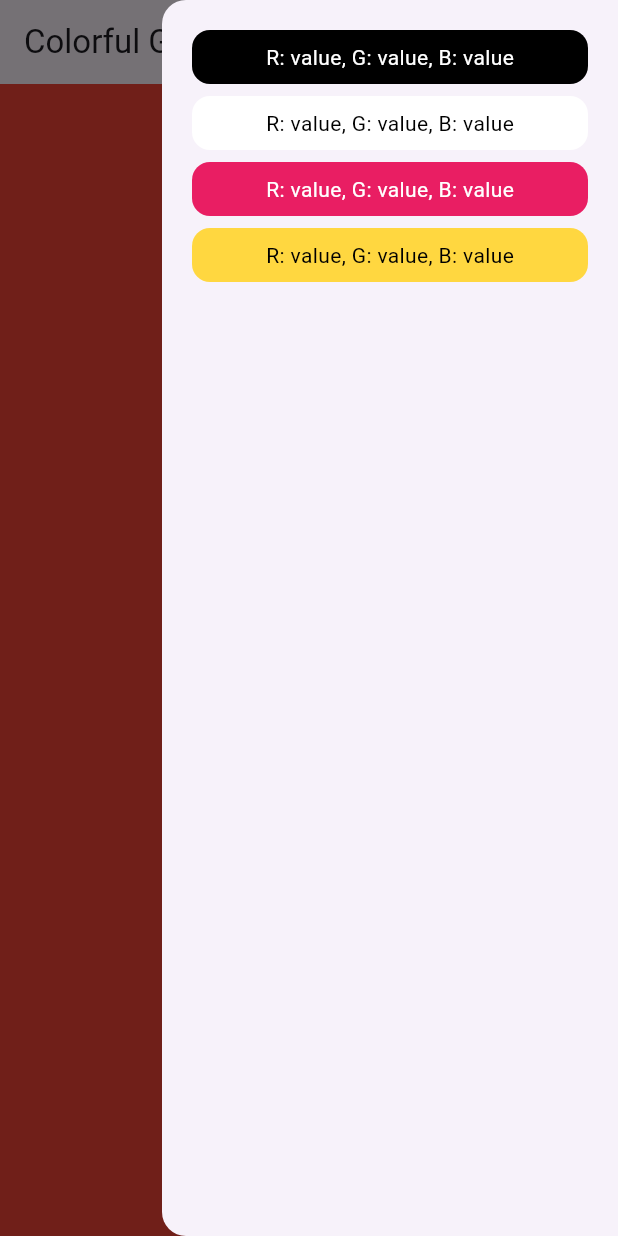
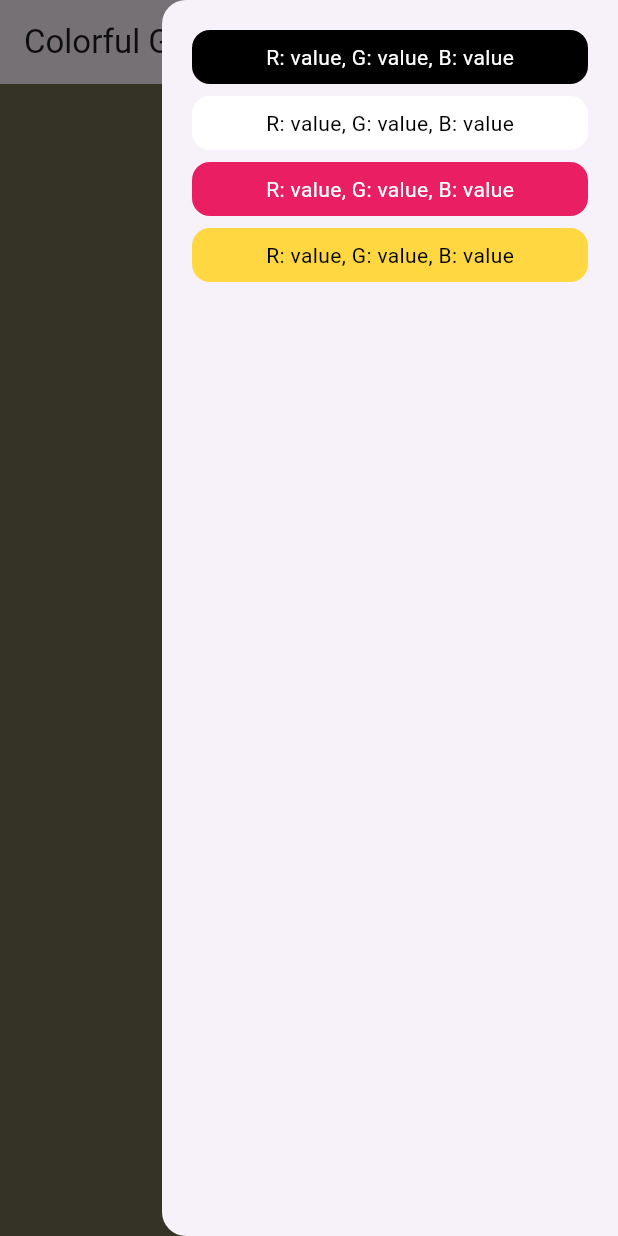
Before and after one commit to UbohyiPetro/colorful_greetings, a Flutter app: the screen it shows after launch, in the side drawer, after a tap on the "history" icon, on a phone screen of 412 x 824 dp. Run offline on Flutter 3.47's test engine with Material 3 defaults, Android fonts, the phone set to English and light mode, and no system bars; our stand-ins replace get.

Commit message:
CG-5: implement change color via color controller and color state.

```diff
--- /dev/null
+++ b/lib/home/controller/color_controller.dart
@@ -0,0 +1,25 @@
+import 'dart:math';
+
+import 'package:colorful_greetings/home/state/color_state.dart';
+import 'package:get/get.dart';
+
+class ColorController extends GetxController {
+  final ColorState colorState = ColorState();
+  final Random _random = Random();
+
+  @override
+  void onInit() {
+    generateNewColor();
+    super.onInit();
+  }
+
+  void generateNewColor() {
+    const maxColorValue = ColorState.MAX_COLOR_VALUE;
+    final red = _random.nextInt(maxColorValue);
+    final green = _random.nextInt(maxColorValue);
+    final blue = _random.nextInt(maxColorValue);
+    colorState.red.value = red;
+    colorState.green.value = green;
+    colorState.blue.value = blue;
+  }
+}
--- /dev/null
+++ b/lib/home/state/color_state.dart
@@ -0,0 +1,8 @@
+import 'package:get/get.dart';
+
+class ColorState {
+  static const MAX_COLOR_VALUE = 255;
+  final RxInt red = 0.obs;
+  final RxInt green = 0.obs;
+  final RxInt blue = 0.obs;
+}
--- a/lib/home/ui/home_screen.dart
+++ b/lib/home/ui/home_screen.dart
@@ -1,5 +1,7 @@
+import 'package:colorful_greetings/home/controller/color_controller.dart';
 import 'package:colorful_greetings/home/ui/history_drawer/history_drawer.dart';
 import 'package:flutter/material.dart';
+import 'package:get/get.dart';
 
 // ignore: public_member_api_docs
 class HomeScreen extends StatelessWidget {
@@ -8,12 +10,18 @@ class HomeScreen extends StatelessWidget {
 
   @override
   Widget build(BuildContext context) {
-    return GestureDetector(
-      onTap: () {
-      },
+    final ColorController colorController = Get.put(ColorController());
+    return Obx(
+      () => GestureDetector(
+        onTap: colorController.generateNewColor,
         child: Scaffold(
           endDrawer: const HistoryDrawer(),
-        backgroundColor: Colors.red,
+          backgroundColor: Color.fromRGBO(
+            colorController.colorState.red.value,
+            colorController.colorState.green.value,
+            colorController.colorState.blue.value,
+            1.0,
+          ),
           appBar: AppBar(
             actions: [
               Builder(
@@ -38,6 +46,7 @@ class HomeScreen extends StatelessWidget {
             ),
           ),
         ),
+      ),
     );
   }
 }
```
Lines whose indentation alone changed are shown as unchanged.
